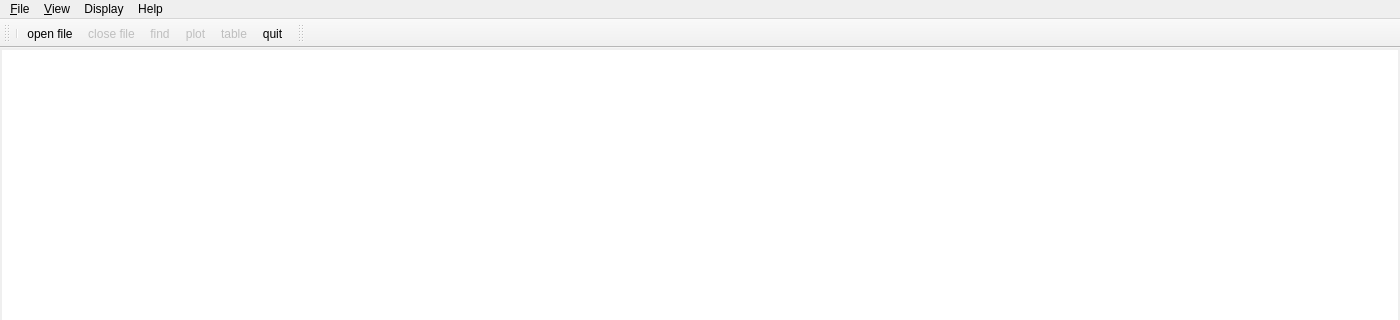
The window that MainWindow.ui (bendalab/NixView) describes before a commit, drawn with Qt 5; both pictures show x 0 to 1400 and y 0 to 320 of the 1400 by 788 pixel window.
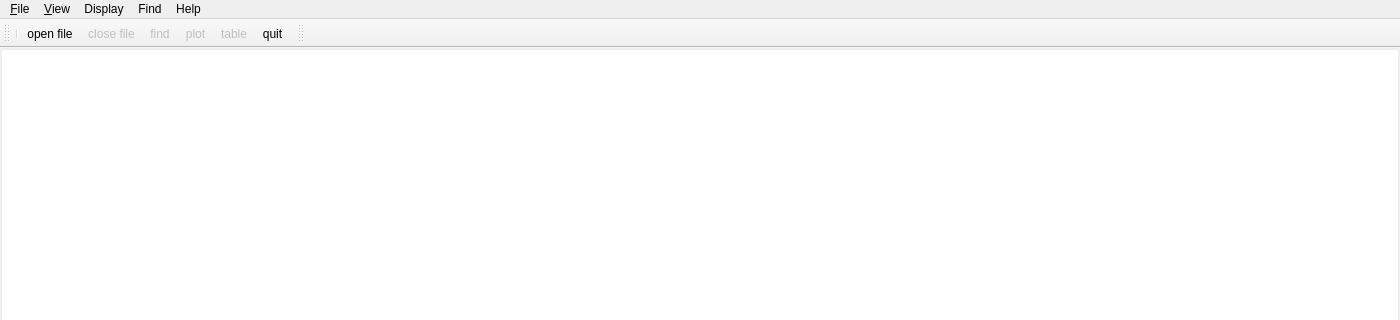
The same window after the commit. Icons and pictures are not drawn. Custom widgets are drawn as their Qt base class.

Commit message: [search] add action to menu bar

The edit to the form file:
```diff
--- a/MainWindow.ui
+++ b/MainWindow.ui
@@ -354,7 +354,7 @@
      <x>0</x>
      <y>0</y>
      <width>1400</width>
-     <height>22</height>
+     <height>27</height>
     </rect>
    </property>
    <widget class="QMenu" name="menuFile">
@@ -399,9 +399,15 @@
     </property>
     <addaction name="actionAbout"/>
    </widget>
+   <widget class="QMenu" name="menuFind">
+    <property name="title">
+     <string>Find</string>
+    </property>
+   </widget>
    <addaction name="menuFile"/>
    <addaction name="menuView"/>
    <addaction name="menuPlot"/>
+   <addaction name="menuFind"/>
    <addaction name="menuHelp"/>
   </widget>
   <widget class="QStatusBar" name="statusBar">
```
The commit also changes 1 other file.
